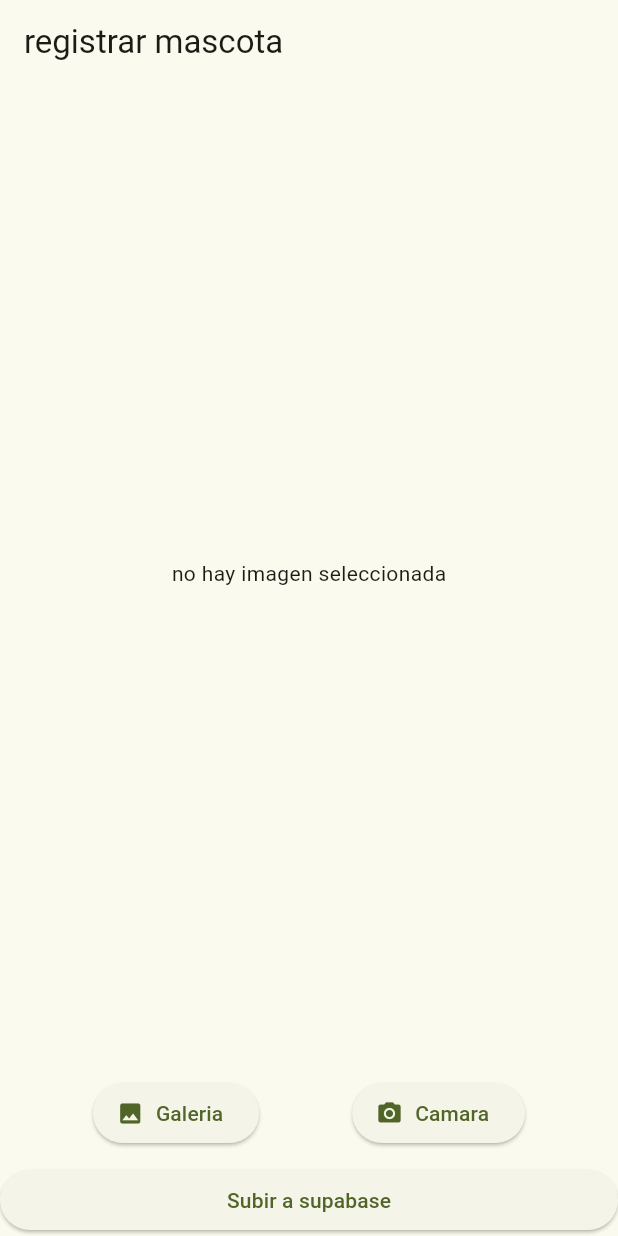
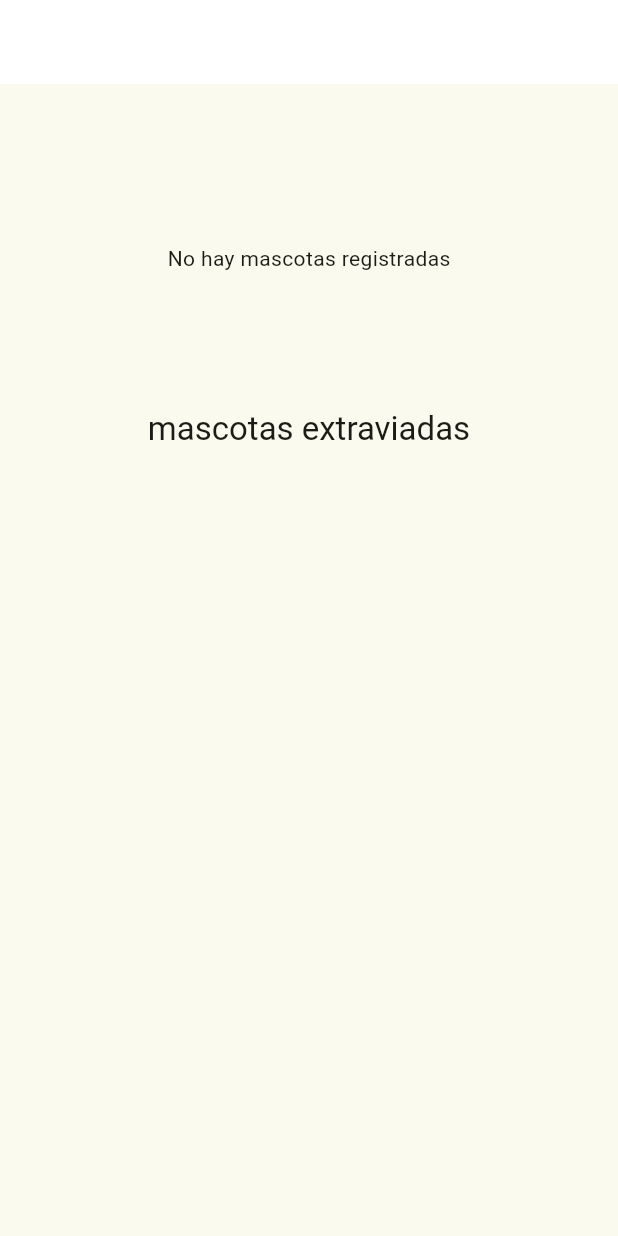
Before and after one commit to Diego11304/adopcionesbd2, a Flutter app: the screen it shows after launch, on a phone screen of 412 x 824 dp. Run offline on Flutter 3.47's test engine with Material 3 defaults, Android fonts, the phone set to English and light mode, and no system bars; our stand-ins replace image_picker, supabase_flutter; accounts and stored records are empty.

Commit message:
Quinto commit

```diff
--- /dev/null
+++ b/lib/class/homescreen.dart
@@ -0,0 +1,97 @@
+import 'package:flutter/material.dart';
+import 'package:supabase_flutter/supabase_flutter.dart';
+import '../model/mascota.dart';
+import 'cards.dart';
+
+class HomeScreen extends StatelessWidget{
+  HomeScreen({super.key});
+
+  Future<List<Mascota>> consultaMascotas(String estado) async{
+    final supabase = Supabase.instance.client;
+    final response = await supabase
+      .from('mascota')
+      .select();
+    return (response as List)
+        .map((item)=>Mascota.fromMap(item))
+        .toList();
+  }
+
+  @override
+  Widget build(BuildContext context) {
+    return Scaffold(
+      appBar: AppBar(
+        title: Text('Adopta una huella', style: TextStyle(color: Colors.white),
+        ),
+        centerTitle: true,
+        backgroundColor: Colors.white,
+      ),
+      body: Padding(
+          padding: EdgeInsets.all(16),
+          child: Column(
+            children: [
+              SizedBox(
+                height: 200,
+                child: FutureBuilder<List<Mascota>>(
+                    future: consultaMascotas('adopcion'),
+                    builder: (context,snapshot){
+                      if (snapshot.connectionState==ConnectionState.waiting){
+                        return Center(child: CircularProgressIndicator(),);
+                      }
+                      if (snapshot.hasError){
+                        return Center(child: Text ('Error: ${snapshot.error}'),);
+                      }
+                      final mascotas =snapshot.data??[];
+                      if (mascotas.isEmpty){
+                        return Center(child: Text('No hay mascotas registradas'),);
+                      }
+
+                      return ListView.builder(
+                        scrollDirection: Axis.horizontal,
+                        itemCount: mascotas.length,
+                        itemBuilder: (context, index){
+                          return Container(
+                            width: 160,
+                            margin: const EdgeInsets.only(right: 12),
+                            child: MascotaCard(mascota: mascotas[index],),
+                          );
+                        },
+                      );
+                    }
+                ),
+              ),
+              Text('mascotas extraviadas', style: Theme.of(context).textTheme.titleLarge),
+              SizedBox(height: 20,),
+              Expanded(
+                  child: GridView.builder(
+                    itemCount: mascotas2.length,
+                    gridDelegate: SliverGridDelegateWithFixedCrossAxisCount(
+                      crossAxisCount: 2,
+                      mainAxisSpacing: 16,
+                      crossAxisSpacing: 16,
+                      childAspectRatio: 0.75,
+                    ),
+                    itemBuilder: (context, index){
+                      return MascotaCard(mascota: mascotas2[index]);
+                    },
+
+                  )
+              )
+            ],
+          )
+        /* GridView.builder(
+        itemCount: mascotas.length,
+          gridDelegate: SliverGridDelegateWithFixedCrossAxisCount(
+              crossAxisCount: 2,
+            mainAxisSpacing: 16,
+            crossAxisSpacing: 16,
+            childAspectRatio: 0.75,
+          ),
+          itemBuilder: (context, index){
+          return MascotaCard(mascota: mascotas[index]);
+        },
+
+        ),*/
+      ),
+    );
+  }
+}
--- a/lib/class/splashscreen.dart
+++ b/lib/class/splashscreen.dart
@@ -1,5 +1,6 @@
 //imports
 import 'package:flutter/material.dart';
+import 'homescreen.dart';
 import 'imagescreen.dart';
 
 class SplashScreen extends StatefulWidget {
@@ -20,7 +21,7 @@ class _SplashScreenState extends State<SplashScreen>{
     Navigator.pushReplacement(
         context,
         MaterialPageRoute(builder: (_){
-          return ImageScreen();
+          return HomeScreen();
         }));
   }
   );
--- a/lib/main.dart
+++ b/lib/main.dart
@@ -1,7 +1,6 @@
 //Imports
 import 'package:flutter/material.dart';
 import 'package:supabase_flutter/supabase_flutter.dart';
-
 import 'class/splashscreen.dart';
 //main
   Future<void> main() async{
```
Also changed, not shown: lib/class/cards.dart (added, +51 -0 lines), lib/class/formscreen.dart (added, +179 -0 lines), lib/class/imagescreen.dart (+5 -4 lines).
